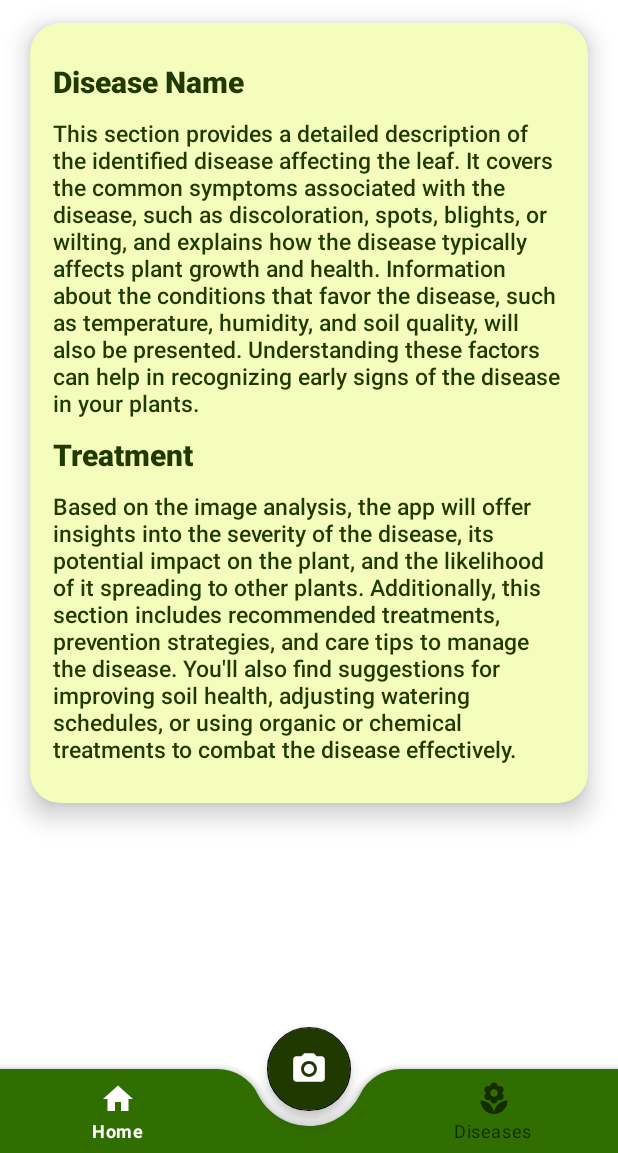
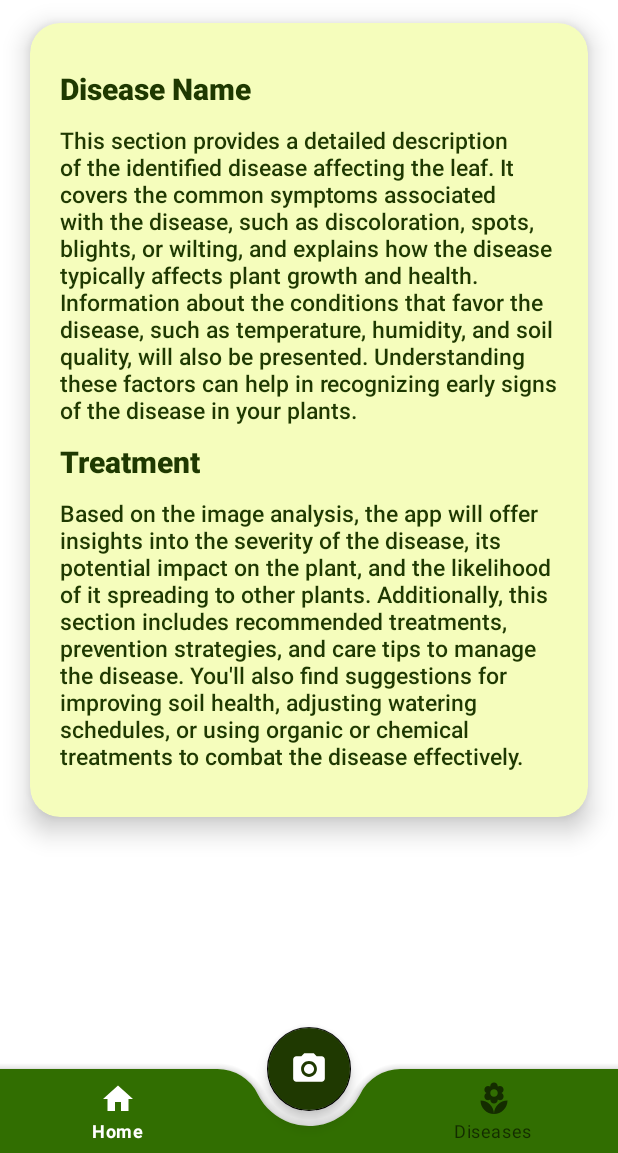
Before and after one commit to josephOrino/CassavaDx, an Android app: the fragment DescriptionFragment placed in its activity, on a phone screen of 412 x 824 dp, the part 83-1236 px from its top. Run offline under Robolectric (Android 15) with nearby library versions, the phone set to English and light mode, and no system bars; libraries missing offline, so code that uses them is left out: org.tensorflow.lite.

Commit message:
Added minor visual changes

```diff
--- a/app/src/main/res/layout/fragment_description.xml
+++ b/app/src/main/res/layout/fragment_description.xml
@@ -16,17 +16,18 @@
         android:layout_marginBottom="70dp"
         android:layout_marginHorizontal="20dp"
         app:cardBackgroundColor="@color/light_yellow"
+        app:contentPadding="20dp"
         app:cardCornerRadius="20dp"
         app:cardElevation="10dp">
+
         <ScrollView
             android:layout_width="match_parent"
             android:layout_height="match_parent">
 
             <LinearLayout
                 android:layout_width="match_parent"
-                android:layout_height="wrap_content"
-                android:orientation="vertical"
-                android:padding="15dp">
+                android:layout_height="match_parent"
+                android:orientation="vertical">
 
                 <TextView
                     android:id="@+id/disease_name_label"
```
